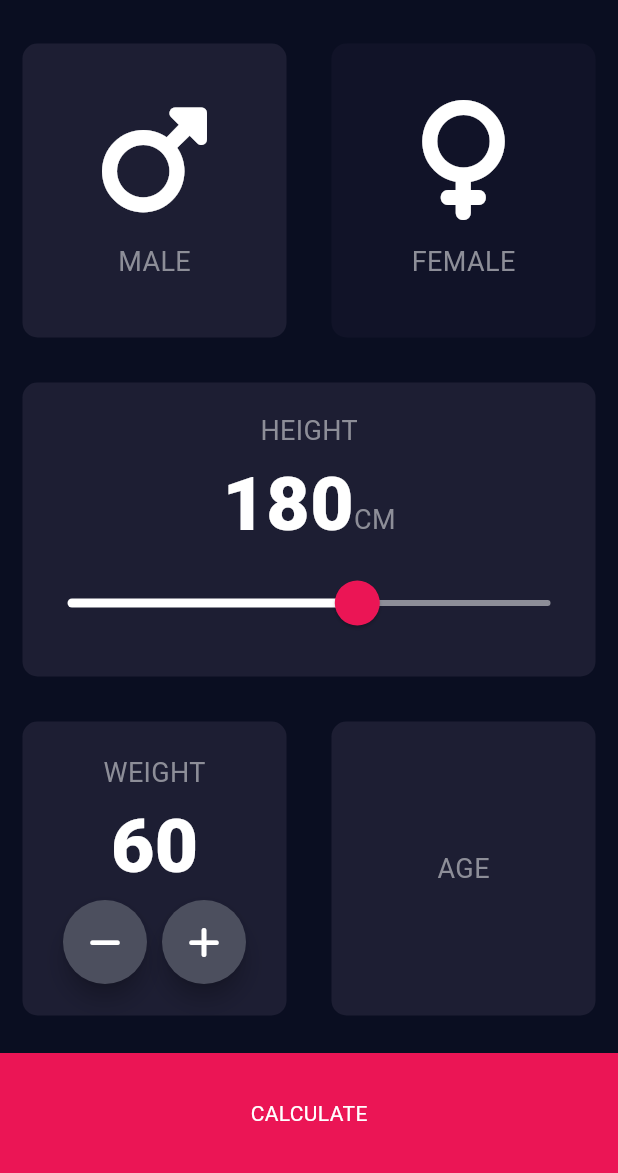
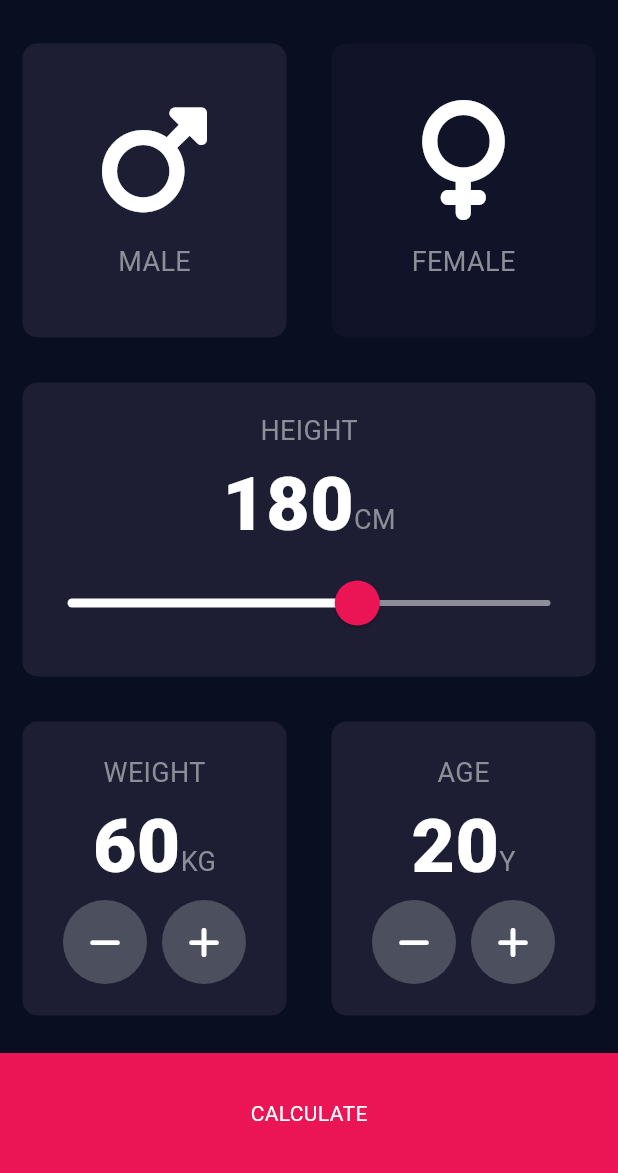
Before and after one commit to mehrshadkhv/BMI-Calculator, a Flutter app: the screen it shows after launch, on a phone screen of 412 x 824 dp, the part 63-1236 px from its top. Run offline on Flutter 3.47's test engine with Material 3 defaults, Android fonts, the phone set to English and light mode, and no system bars; our stand-ins replace font_awesome_flutter.

Commit message:
Thirteenth commit

```diff
--- a/lib/constants.dart
+++ b/lib/constants.dart
@@ -10,7 +10,6 @@ const KNumberTextStyle = TextStyle(
   fontWeight: FontWeight.w900,
 );
 
-
 const KBottomContainerHeight = 80.0;
 const KActiveCardColour = Color(0xFF1D1E33);
 const KInactiveCardColour = Color(0xFF111328);
--- a/lib/icon_content.dart
+++ b/lib/icon_content.dart
@@ -1,6 +1,5 @@
 import 'package:flutter/material.dart';
 import 'constants.dart';
-
 
 class IconContent extends StatelessWidget {
   const IconContent({
--- a/lib/input_page.dart
+++ b/lib/input_page.dart
@@ -4,7 +4,7 @@ import 'reusable_card.dart';
 import 'icon_content.dart';
 import 'constants.dart';
 
-enum Gender{
+enum Gender {
   male,
   female,
 }
@@ -18,10 +18,10 @@ class InputPage extends StatefulWidget {
 }
 
 class _InputPageState extends State<InputPage> {
-
   Gender selectedGender = Gender.male;
   int height = 180;
   int weight = 60;
+  int age = 20;
 
   @override
   Widget build(BuildContext context) {
@@ -38,12 +38,14 @@ class _InputPageState extends State<InputPage> {
               children: [
                 Expanded(
                   child: ReusableCard(
-                    onTap: (){
+                    onTap: () {
                       setState(() {
                         selectedGender = Gender.male;
                       });
                     },
-                    colour: selectedGender == Gender.male ? KActiveCardColour : KInactiveCardColour,
+                    colour: selectedGender == Gender.male
+                        ? KActiveCardColour
+                        : KInactiveCardColour,
                     cardChild: const IconContent(
                       icon: FontAwesomeIcons.mars,
                       label: 'MALE',
@@ -52,12 +54,14 @@ class _InputPageState extends State<InputPage> {
                 ),
                 Expanded(
                   child: ReusableCard(
-                    onTap: (){
+                    onTap: () {
                       setState(() {
                         selectedGender = Gender.female;
                       });
                     },
-                    colour: selectedGender == Gender.female ? KActiveCardColour : KInactiveCardColour,
+                    colour: selectedGender == Gender.female
+                        ? KActiveCardColour
+                        : KInactiveCardColour,
                     cardChild: const IconContent(
                       icon: FontAwesomeIcons.venus,
                       label: 'FEMALE',
@@ -96,11 +100,12 @@ class _InputPageState extends State<InputPage> {
                     data: SliderTheme.of(context).copyWith(
                       activeTrackColor: Colors.white,
                       inactiveTrackColor: const Color(0xFF8D8E98),
-                      thumbColor:  const Color(0XFFEB1555),
+                      thumbColor: const Color(0XFFEB1555),
                       overlayColor: const Color(0X29EB1555),
-                      thumbShape: const RoundSliderThumbShape(enabledThumbRadius: 15.0),
-                      overlayShape: const RoundSliderOverlayShape(overlayRadius: 30.0),
-
+                      thumbShape:
+                          const RoundSliderThumbShape(enabledThumbRadius: 15.0),
+                      overlayShape:
+                          const RoundSliderOverlayShape(overlayRadius: 30.0),
                     ),
                     child: Slider(
                       value: height.toDouble(),
@@ -130,34 +135,97 @@ class _InputPageState extends State<InputPage> {
                           'WEIGHT',
                           style: KLabelTextStyle,
                         ),
+                        Row(
+                          mainAxisAlignment: MainAxisAlignment.center,
+                          crossAxisAlignment: CrossAxisAlignment.baseline,
+                          textBaseline: TextBaseline.alphabetic,
+                          children: [
                             Text(
                               weight.toString(),
                               style: KNumberTextStyle,
                             ),
-                        const Row(
+                            const Text(
+                              "KG",
+                              style: KLabelTextStyle,
+                            ),
+                          ],
+                        ),
+                        Row(
                           mainAxisAlignment: MainAxisAlignment.center,
                           children: [
-                          RoundIconButton(icon: FontAwesomeIcons.minus,),
-                          SizedBox(width: 10.0,),
-                          RoundIconButton(icon: FontAwesomeIcons.plus,),
+                            RoundIconButton(
+                              icon: FontAwesomeIcons.minus,
+                              onPressed: () {
+                                setState(() {
+                                  weight--;
+                                });
+                              },
+                            ),
+                            const SizedBox(
+                              width: 10.0,
+                            ),
+                            RoundIconButton(
+                              icon: FontAwesomeIcons.plus,
+                              onPressed: () {
+                                setState(() {
+                                  weight++;
+                                });
+                              },
+                            ),
                           ],
                         ),
                       ],
                     ),
                   ),
                 ),
-                const Expanded(
+                Expanded(
                   child: ReusableCard(
                     colour: KActiveCardColour,
                     cardChild: Column(
                       mainAxisAlignment: MainAxisAlignment.center,
                       children: [
+                        const Text(
+                          'AGE',
+                          style: KLabelTextStyle,
+                        ),
+                        Row(
+                          mainAxisAlignment: MainAxisAlignment.center,
+                          crossAxisAlignment: CrossAxisAlignment.baseline,
+                          textBaseline: TextBaseline.alphabetic,
+                          children: [
                             Text(
-                          'AGE',
-                          style: TextStyle(
-                            fontSize: 18.0,
-                            color: Color(0xFF8D8E98),
+                              age.toString(),
+                              style: KNumberTextStyle,
                             ),
+                            const Text(
+                              "Y",
+                              style: KLabelTextStyle,
+                            ),
+                          ],
+                        ),
+                        Row(
+                          mainAxisAlignment: MainAxisAlignment.center,
+                          children: [
+                            RoundIconButton(
+                              icon: FontAwesomeIcons.minus,
+                              onPressed: () {
+                                setState(() {
+                                  age--;
+                                });
+                              },
+                            ),
+                            const SizedBox(
+                              width: 10.0,
+                            ),
+                            RoundIconButton(
+                              icon: FontAwesomeIcons.plus,
+                              onPressed: () {
+                                setState(() {
+                                  age++;
+                                });
+                              },
+                            ),
+                          ],
                         ),
                       ],
                     ),
@@ -181,21 +249,22 @@ class _InputPageState extends State<InputPage> {
   }
 }
 
-
 class RoundIconButton extends StatelessWidget {
-  const RoundIconButton({super.key,required this.icon});
+  const RoundIconButton(
+      {super.key, required this.icon, required this.onPressed});
 
   final IconData icon;
+  final VoidCallback onPressed;
 
   @override
   Widget build(BuildContext context) {
     return RawMaterialButton(
-      elevation: 6.0,
+      elevation: 0.0,
       constraints: const BoxConstraints.tightFor(
         width: 56.0,
         height: 56.0,
       ),
-      onPressed: (){},
+      onPressed: onPressed,
       shape: const CircleBorder(),
       fillColor: const Color(0xFF4C4F5E),
       child: Icon(icon),
--- a/lib/main.dart
+++ b/lib/main.dart
@@ -9,6 +9,7 @@ class BMICalculator extends StatelessWidget {
   @override
   Widget build(BuildContext context) {
     return MaterialApp(
+      debugShowCheckedModeBanner: false,
       theme: ThemeData.dark().copyWith(
         appBarTheme: const AppBarTheme(
           color: Color(0xFF0A0E21),
```
Also changed, not shown: lib/reusable_card.dart (line endings or trailing spaces), 4 other files. Lines whose indentation alone changed are shown as unchanged.
